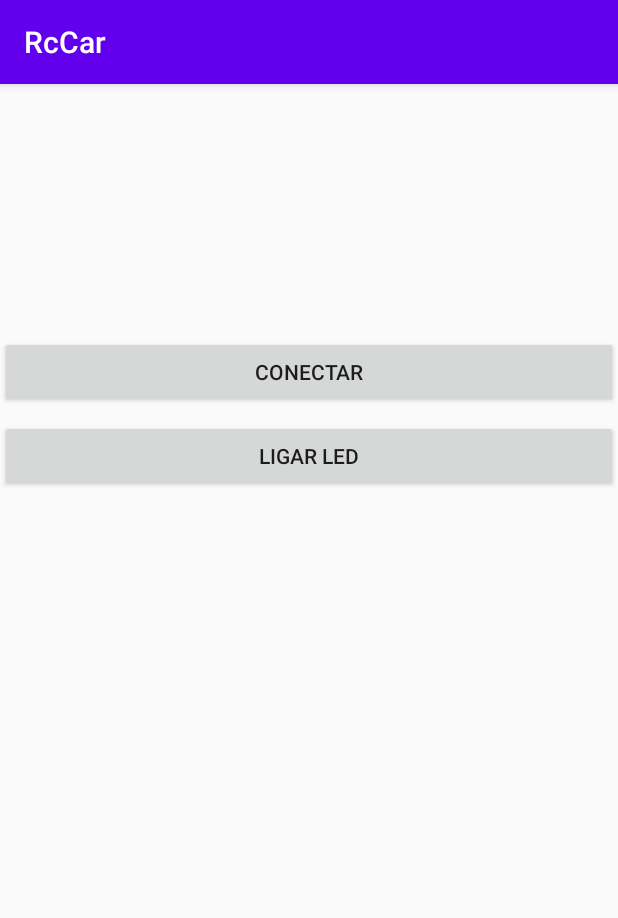
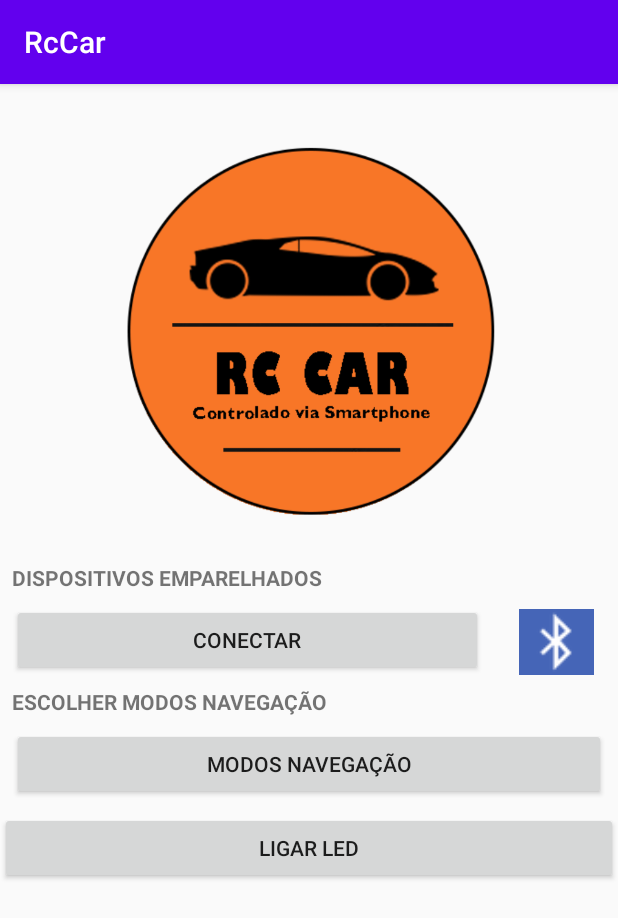
Before and after one commit to RubenGomes19/RcCar, an Android app: the screen it shows after launch (MainActivity), on a phone screen of 412 x 824 dp. Shown: the top 918 px of the screen. Run offline under Robolectric (Android 15) with nearby library versions, the phone set to English and light mode, and no system bars.

Commit message:
App mais recente a funcionar, layout principal e ligar um led.

```diff
--- a/app/src/main/res/layout/activity_main.xml
+++ b/app/src/main/res/layout/activity_main.xml
@@ -6,15 +6,35 @@
     android:layout_height="match_parent"
     tools:context=".MainActivity">
 
+    <ImageView
+        android:id="@+id/icon"
+        android:layout_width="353dp"
+        android:layout_height="311dp"
+        android:layout_marginStart="32dp"
+        android:layout_marginLeft="32dp"
+        android:layout_marginTop="8dp"
+        android:layout_marginEnd="32dp"
+        android:layout_marginRight="32dp"
+        android:contentDescription="icon"
+        app:layout_constraintEnd_toEndOf="parent"
+        app:layout_constraintHorizontal_bias="0.497"
+        app:layout_constraintStart_toStartOf="parent"
+        app:layout_constraintTop_toTopOf="parent"
+        app:srcCompat="@drawable/icon" />
+
     <Button
         android:id="@+id/btnConexao"
         android:layout_width="0dp"
         android:layout_height="wrap_content"
-        android:layout_marginTop="168dp"
+        android:layout_marginStart="8dp"
+        android:layout_marginLeft="8dp"
+        android:layout_marginTop="8dp"
+        android:layout_marginEnd="8dp"
+        android:layout_marginRight="8dp"
         android:text="Conectar"
-        app:layout_constraintEnd_toEndOf="parent"
+        app:layout_constraintEnd_toStartOf="@+id/imageView"
         app:layout_constraintStart_toStartOf="parent"
-        app:layout_constraintTop_toTopOf="parent" />
+        app:layout_constraintTop_toBottomOf="@+id/textViewConetar" />
 
     <Button
         android:id="@+id/btnLed1"
@@ -23,7 +43,64 @@
         android:layout_marginTop="8dp"
         android:text="Ligar led"
         app:layout_constraintEnd_toEndOf="parent"
+        app:layout_constraintHorizontal_bias="0.0"
         app:layout_constraintStart_toStartOf="parent"
-        app:layout_constraintTop_toBottomOf="@+id/btnConexao" />
+        app:layout_constraintTop_toBottomOf="@+id/button" />
+
+    <Button
+        android:id="@+id/button"
+        android:layout_width="0dp"
+        android:layout_height="wrap_content"
+        android:layout_marginStart="8dp"
+        android:layout_marginLeft="8dp"
+        android:layout_marginTop="8dp"
+        android:layout_marginEnd="8dp"
+        android:layout_marginRight="8dp"
+        android:onClick="atividadeModoAutonomo"
+        android:text="Modos navegação"
+        app:layout_constraintEnd_toEndOf="parent"
+        app:layout_constraintHorizontal_bias="1.0"
+        app:layout_constraintStart_toStartOf="parent"
+        app:layout_constraintTop_toBottomOf="@+id/textView2" />
+
+    <TextView
+        android:id="@+id/textViewConetar"
+        android:layout_width="0dp"
+        android:layout_height="wrap_content"
+        android:layout_marginStart="8dp"
+        android:layout_marginLeft="8dp"
+        android:text="DISPOSITIVOS EMPARELHADOS"
+        android:textStyle="bold"
+        app:layout_constraintEnd_toEndOf="parent"
+        app:layout_constraintStart_toStartOf="parent"
+        app:layout_constraintTop_toBottomOf="@+id/icon" />
+
+    <ImageView
+        android:id="@+id/imageView"
+        android:layout_width="50dp"
+        android:layout_height="44dp"
+        android:layout_marginStart="16dp"
+        android:layout_marginLeft="16dp"
+        android:layout_marginTop="11dp"
+        android:layout_marginEnd="16dp"
+        android:layout_marginRight="16dp"
+        android:background="#F73F60B5"
+        app:layout_constraintEnd_toEndOf="parent"
+        app:layout_constraintStart_toEndOf="@+id/btnConexao"
+        app:layout_constraintTop_toBottomOf="@+id/textViewConetar"
+        app:srcCompat="@android:drawable/stat_sys_data_bluetooth" />
+
+    <TextView
+        android:id="@+id/textView2"
+        android:layout_width="0dp"
+        android:layout_height="wrap_content"
+        android:layout_marginStart="8dp"
+        android:layout_marginLeft="8dp"
+        android:layout_marginTop="8dp"
+        android:text="ESCOLHER MODOS NAVEGAÇÃO"
+        android:textStyle="bold"
+        app:layout_constraintEnd_toEndOf="parent"
+        app:layout_constraintStart_toStartOf="parent"
+        app:layout_constraintTop_toBottomOf="@+id/imageView" />
 
 </androidx.constraintlayout.widget.ConstraintLayout>
--- a/app/src/main/res/values/colors.xml
+++ b/app/src/main/res/values/colors.xml
@@ -1,6 +1,16 @@
 <?xml version="1.0" encoding="utf-8"?>
 <resources>
+    <!-- -->
     <color name="colorPrimary">#6200EE</color>
     <color name="colorPrimaryDark">#3700B3</color>
     <color name="colorAccent">#03DAC5</color>
+    <color name="colorDesligar">#B62E2E</color>
+
+
+    <!-- <color name="colorPrimary">#C1FF6F22</color>
+    <color name="colorPrimaryDark">#7F7E80</color>
+    <color name="colorAccent">#777C7C</color>
+    <color name="colorDesligar">#B62E2E</color> -->
+
+
 </resources>
--- a/app/src/main/res/values/styles.xml
+++ b/app/src/main/res/values/styles.xml
@@ -5,6 +5,12 @@
         <item name="colorPrimary">@color/colorPrimary</item>
         <item name="colorPrimaryDark">@color/colorPrimaryDark</item>
         <item name="colorAccent">@color/colorAccent</item>
+
+
+        <!-- <item name="colorPrimary">#C1FF6F22</item>
+        <item name="colorPrimaryDark">#7F7E80</item>
+        <item name="colorAccent">#777C7C</item>
+-->
     </style>
 
 </resources>
```
Also changed, not shown: app/src/main/AndroidManifest.xml (+5 -6 lines), app/src/main/java/pt/ipg/rccar/MainActivity.java (+18 -1 lines), app/src/main/java/pt/ipg/rccar/ModoAutonomo.java (added, +59 -0 lines), app/src/main/res/layout/activity_modo_autonomo.xml (added, +19 -0 lines).
